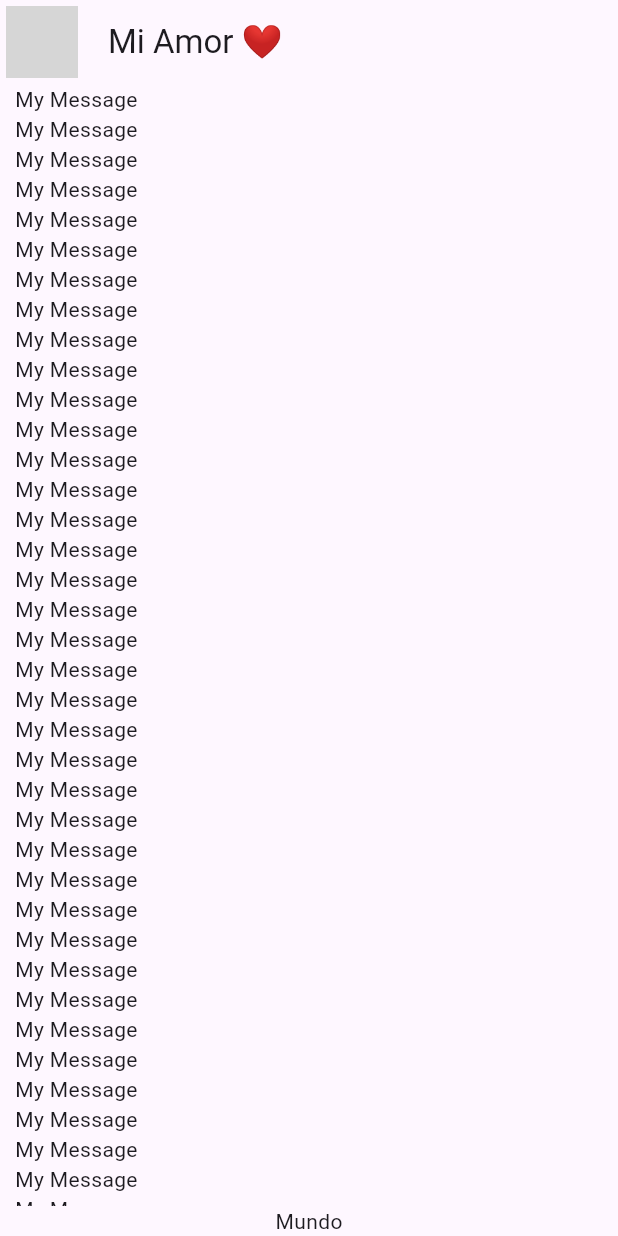
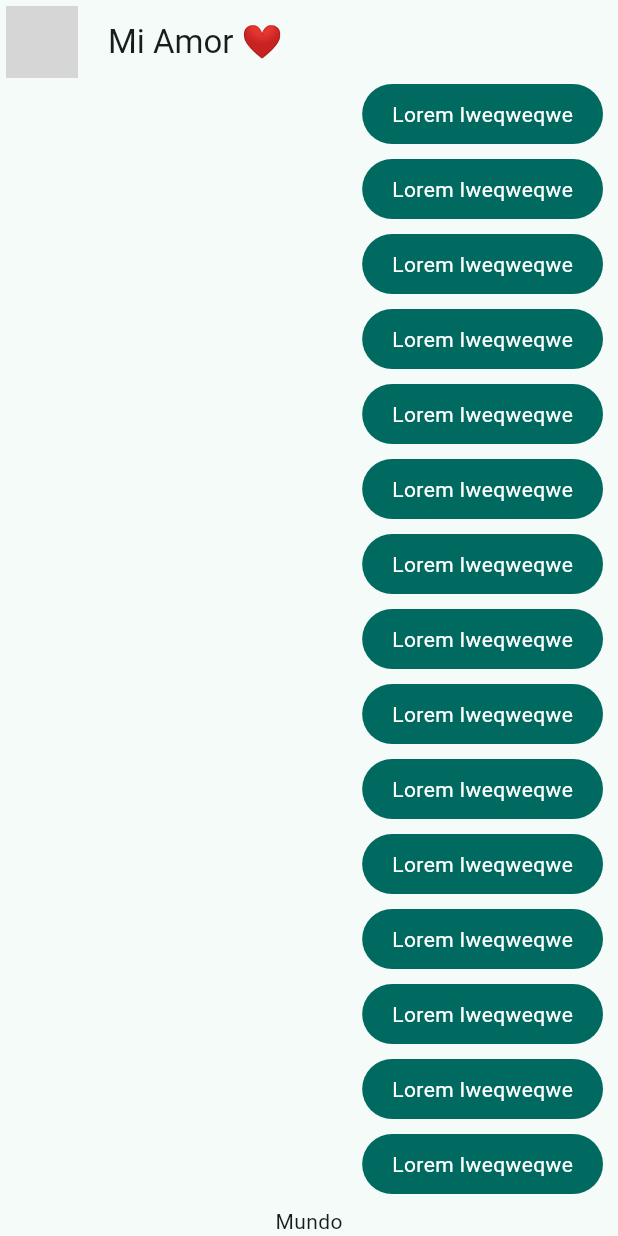
Before and after one commit to AnsonyRoja/yesAndNotApp, a Flutter app: the screen it shows after launch, on a phone screen of 412 x 824 dp. Run offline on Flutter 3.47's test engine with Material 2 defaults, Android fonts, the phone set to English and light mode, and no system bars; network calls fail; grey boxes are pictures that could not be loaded.

Commit message:
Add colors to theme create before

```diff
--- a/lib/config/presentation/widgets/chat/my_message_bubble.dart
+++ b/lib/config/presentation/widgets/chat/my_message_bubble.dart
@@ -5,6 +5,22 @@ class MyMessageBubble extends StatelessWidget {
 
   @override
   Widget build(BuildContext context) {
-    return const Text('My Message');
+    final colors = Theme.of(context).colorScheme;
+
+    return Column(
+      crossAxisAlignment: CrossAxisAlignment.end,
+      children: [
+        Container(
+          decoration: BoxDecoration(
+              color: colors.primary, borderRadius: BorderRadius.circular(20)),
+          child: const Padding(
+            padding: EdgeInsets.symmetric(horizontal: 20, vertical: 10),
+            child:
+                Text('Lorem Iweqweqwe', style: TextStyle(color: Colors.white)),
+          ),
+        ),
+        const SizedBox(height: 10),
+      ],
+    );
   }
 }
--- a/lib/main.dart
+++ b/lib/main.dart
@@ -12,7 +12,7 @@ class MyApp extends StatelessWidget {
     return MaterialApp(
       debugShowCheckedModeBanner: false,
       title: 'Yes No App',
-      theme: AppTheme(selectedColor: 0).theme(),
+      theme: AppTheme(selectedColor: 2).theme(),
       home: const ChatScreen(),
     );
   }
```
